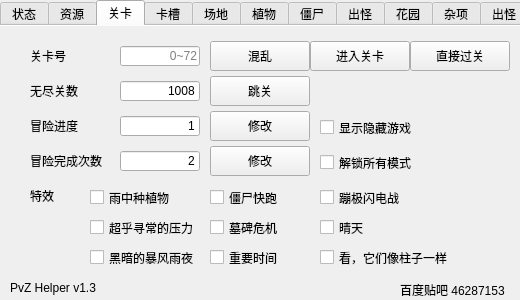
Old version of the form src/mainwindow.ui in the repository CarrotFish/PvZHelper-Mac.
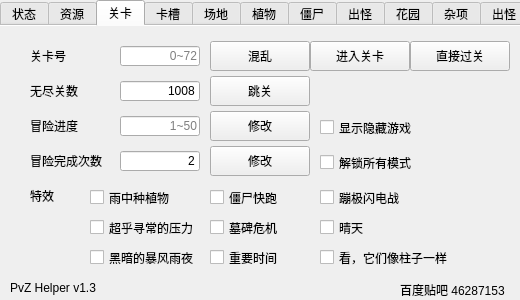
New version of the form. The open tabs and pages were chosen to show the change.

Commit message: improved Auto Collect function

```diff
--- a/src/mainwindow.ui
+++ b/src/mainwindow.ui
@@ -927,11 +927,14 @@
        <set>Qt::ImhDigitsOnly</set>
       </property>
       <property name="text">
-       <string>1</string>
+       <string/>
       </property>
       <property name="alignment">
        <set>Qt::AlignRight|Qt::AlignTrailing|Qt::AlignVCenter</set>
       </property>
+      <property name="placeholderText">
+       <string>1~50</string>
+      </property>
      </widget>
      <widget class="QLabel" name="label_5">
       <property name="geometry">
```
The commit also changes 2 other files.
